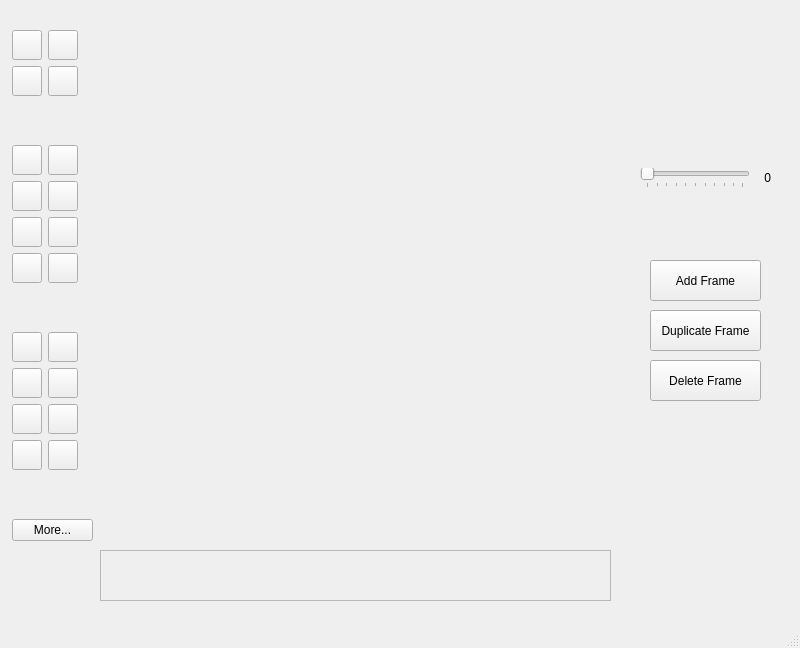
Before: the Qt Designer form SpriteEditor/spriteeditorvc.ui in GT3CH1/sprite-editor, drawn with Qt 5.
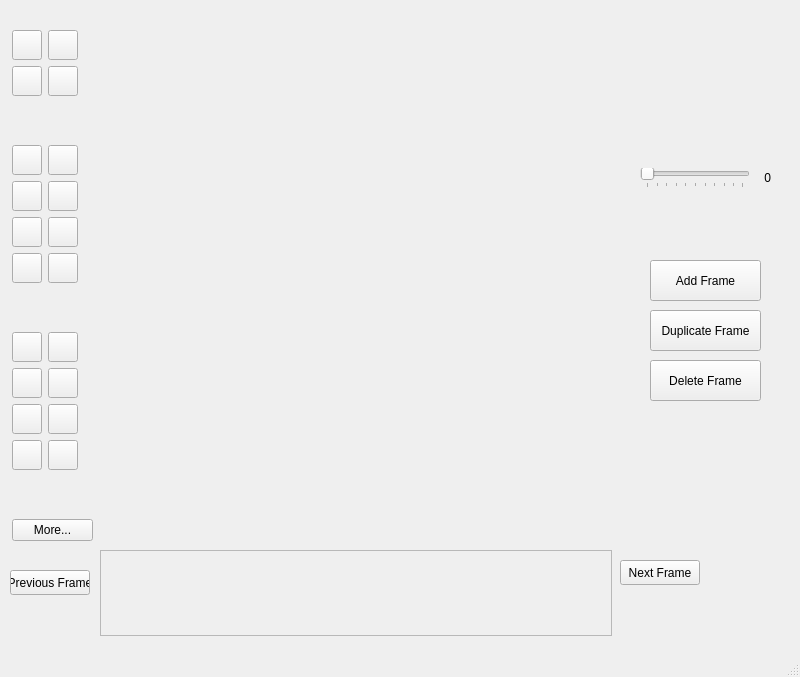
After: the same form once the commit is applied. Icons and pictures are not drawn. Custom widgets are drawn as their Qt base class.

```diff
--- a/SpriteEditor/spriteeditorvc.ui
+++ b/SpriteEditor/spriteeditorvc.ui
@@ -7,7 +7,7 @@
     <x>0</x>
     <y>0</y>
     <width>800</width>
-    <height>648</height>
+    <height>677</height>
    </rect>
   </property>
   <property name="windowTitle">
@@ -19,8 +19,8 @@
      <rect>
       <x>100</x>
       <y>550</y>
-      <width>511</width>
-      <height>51</height>
+      <width>512</width>
+      <height>86</height>
      </rect>
     </property>
     <property name="widgetResizable">
@@ -31,8 +31,8 @@
       <rect>
        <x>0</x>
        <y>0</y>
-       <width>509</width>
-       <height>49</height>
+       <width>510</width>
+       <height>84</height>
       </rect>
      </property>
     </widget>
@@ -723,6 +723,32 @@
      <string>Delete Frame</string>
     </property>
    </widget>
+   <widget class="QPushButton" name="lastFrameButton">
+    <property name="geometry">
+     <rect>
+      <x>10</x>
+      <y>570</y>
+      <width>80</width>
+      <height>25</height>
+     </rect>
+    </property>
+    <property name="text">
+     <string>Previous Frame</string>
+    </property>
+   </widget>
+   <widget class="QPushButton" name="nextFrameButton">
+    <property name="geometry">
+     <rect>
+      <x>620</x>
+      <y>560</y>
+      <width>80</width>
+      <height>25</height>
+     </rect>
+    </property>
+    <property name="text">
+     <string>Next Frame</string>
+    </property>
+   </widget>
    <zorder>mainCanvas</zorder>
    <zorder>frameDisplay</zorder>
    <zorder>layoutWidget1</zorder>
```
Left out of the diff: 2 changed lines with no effect on the pictures.
